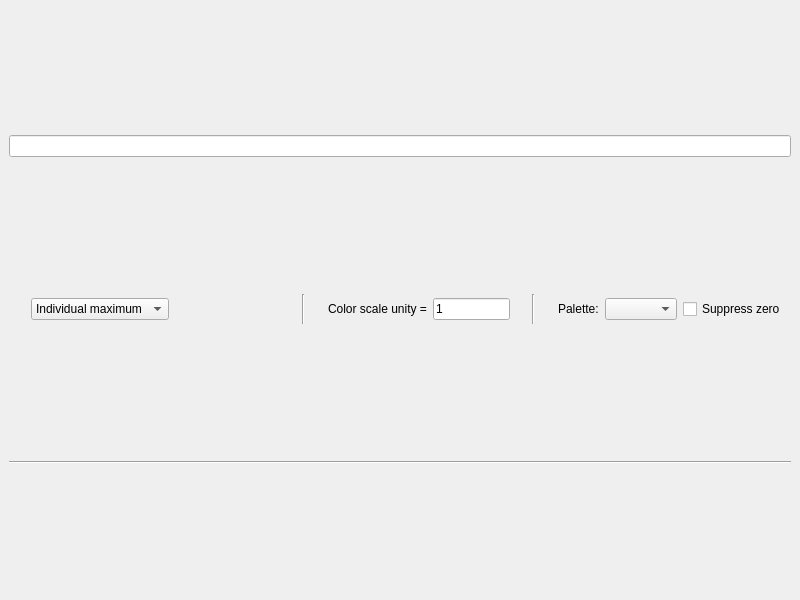
Qt form ants3bundle/src/ants3/gui/graph/aviewer3d.ui (andrmor/ANTS3bundle) before a commit.
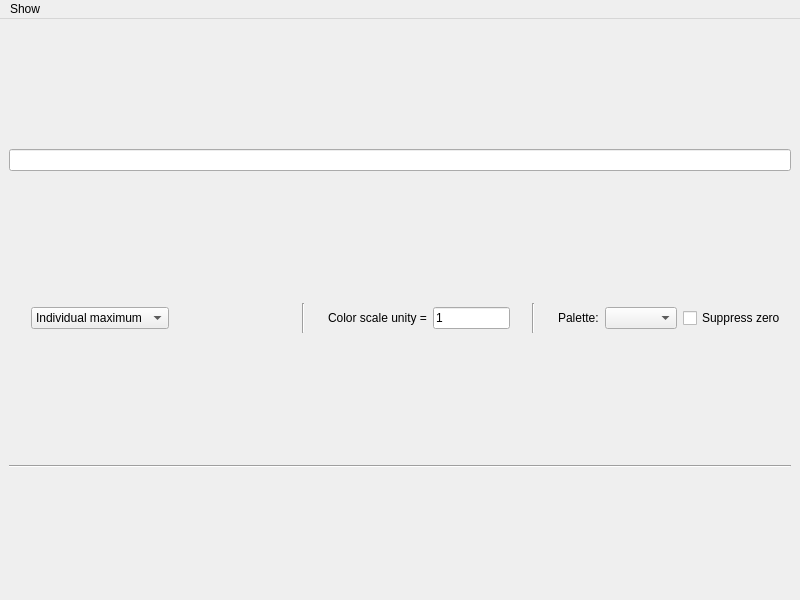
The same form after that commit.

Diff of the .ui file:
```diff
--- a/ants3bundle/src/ants3/gui/graph/aviewer3d.ui
+++ b/ants3bundle/src/ants3/gui/graph/aviewer3d.ui
@@ -322,6 +322,14 @@
      <height>21</height>
     </rect>
    </property>
+   <widget class="QMenu" name="menuShow">
+    <property name="title">
+     <string>Show</string>
+    </property>
+    <addaction name="actionShow_title"/>
+    <addaction name="actionMake_a_copy"/>
+   </widget>
+   <addaction name="menuShow"/>
   </widget>
  </widget>
  <resources/>
```
Left out of the diff: 21 changed lines with no effect on the pictures.
